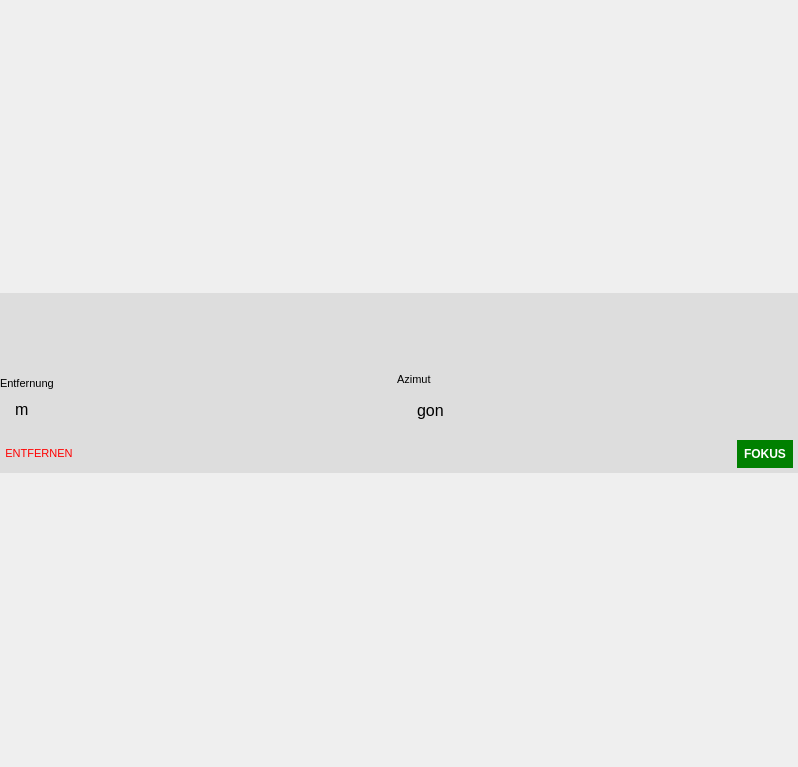
Before: the Qt Designer form gnavs/gui/navigate/target.ui in b-lack/qgis-gnavs-plugin, drawn with Qt 5.
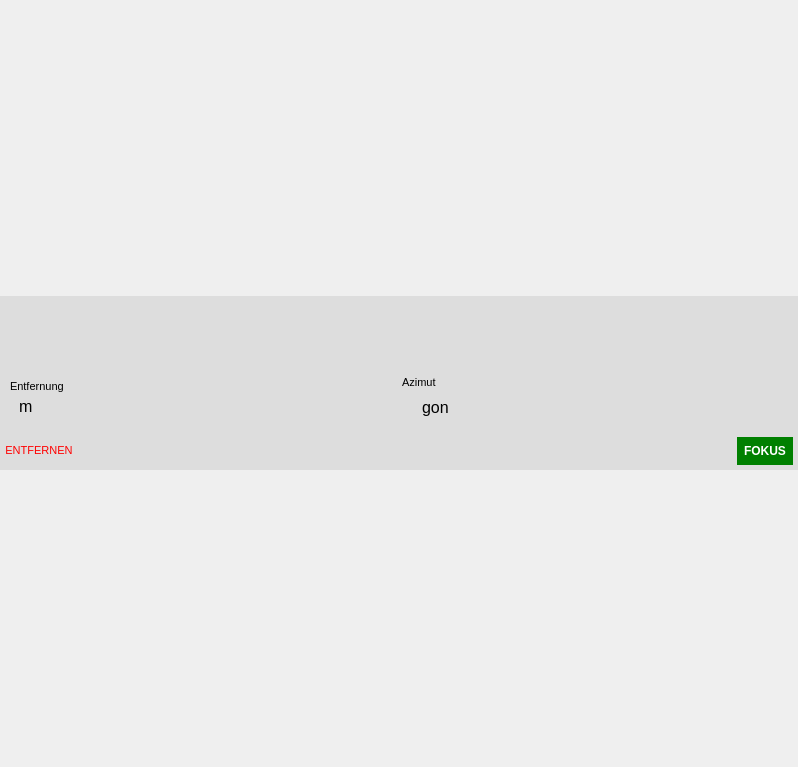
After: the same form once the commit is applied.

What changed in the file:
```diff
--- a/gnavs/gui/navigate/target.ui
+++ b/gnavs/gui/navigate/target.ui
@@ -130,7 +130,7 @@
         </property>
         <layout class="QHBoxLayout" name="lfbTargetDetails">
          <property name="leftMargin">
-          <number>0</number>
+          <number>10</number>
          </property>
          <property name="topMargin">
           <number>10</number>
@@ -143,6 +143,9 @@
          </property>
          <item>
           <layout class="QVBoxLayout" name="verticalLayout_2">
+           <property name="spacing">
+            <number>0</number>
+           </property>
            <property name="leftMargin">
             <number>0</number>
            </property>
@@ -224,6 +227,9 @@
          </item>
          <item>
           <layout class="QVBoxLayout" name="verticalLayout_4">
+           <property name="spacing">
+            <number>0</number>
+           </property>
            <property name="leftMargin">
             <number>0</number>
            </property>
```
Left out of the diff: 6 changed lines with no effect on the pictures.
